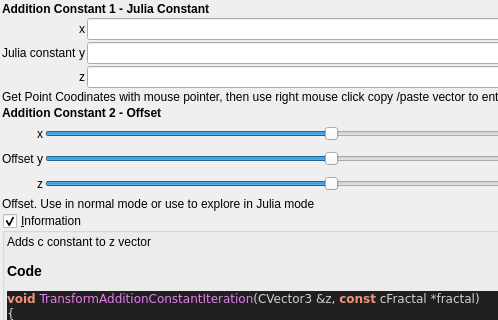
Before: the Qt Designer form mandelbulber2/qt_data/fractal_transf_addition_constant.ui in buddhi1980/mandelbulber2, drawn with Qt 5; both pictures show x 0 to 498 and y 0 to 320 of the 709 by 690 pixel window.
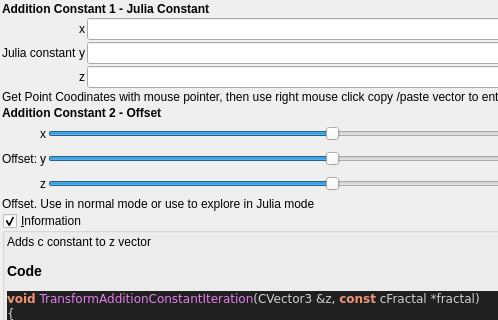
After: the same form once the commit is applied. Custom widgets are drawn as their Qt base class.

Patch:
```diff
--- a/mandelbulber2/qt_data/fractal_transf_addition_constant.ui
+++ b/mandelbulber2/qt_data/fractal_transf_addition_constant.ui
@@ -188,7 +188,7 @@
      <item row="3" column="1">
       <widget class="QLabel" name="label_255">
        <property name="text">
-        <string>Offset</string>
+        <string>Offset:</string>
        </property>
       </widget>
      </item>
```
